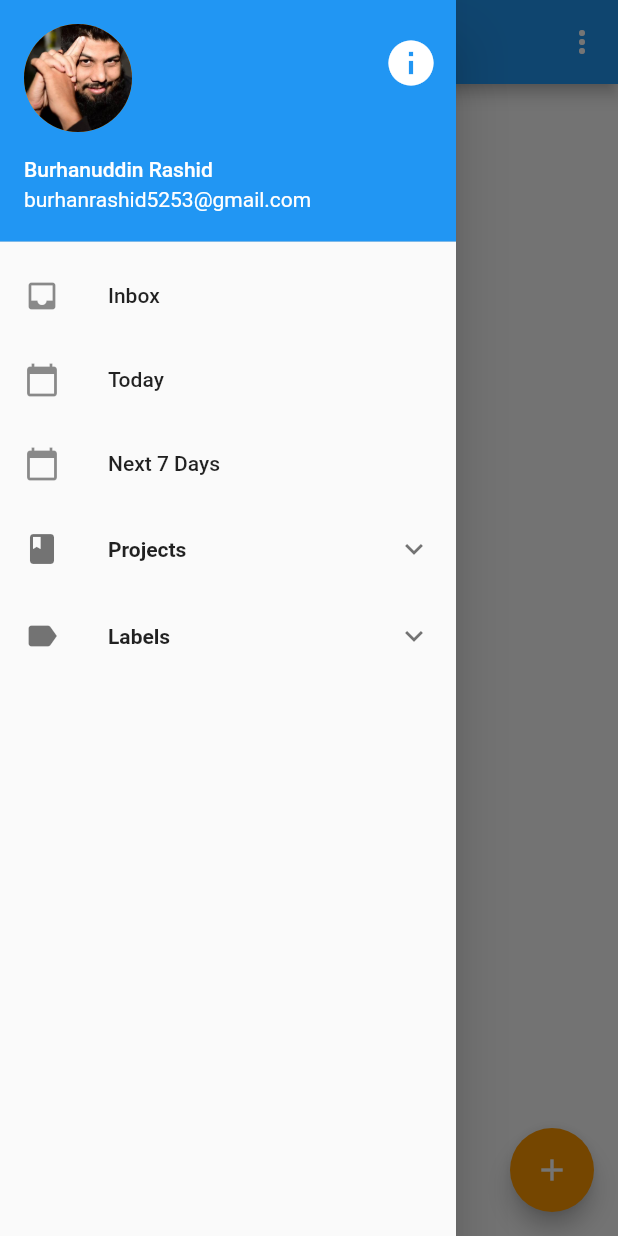
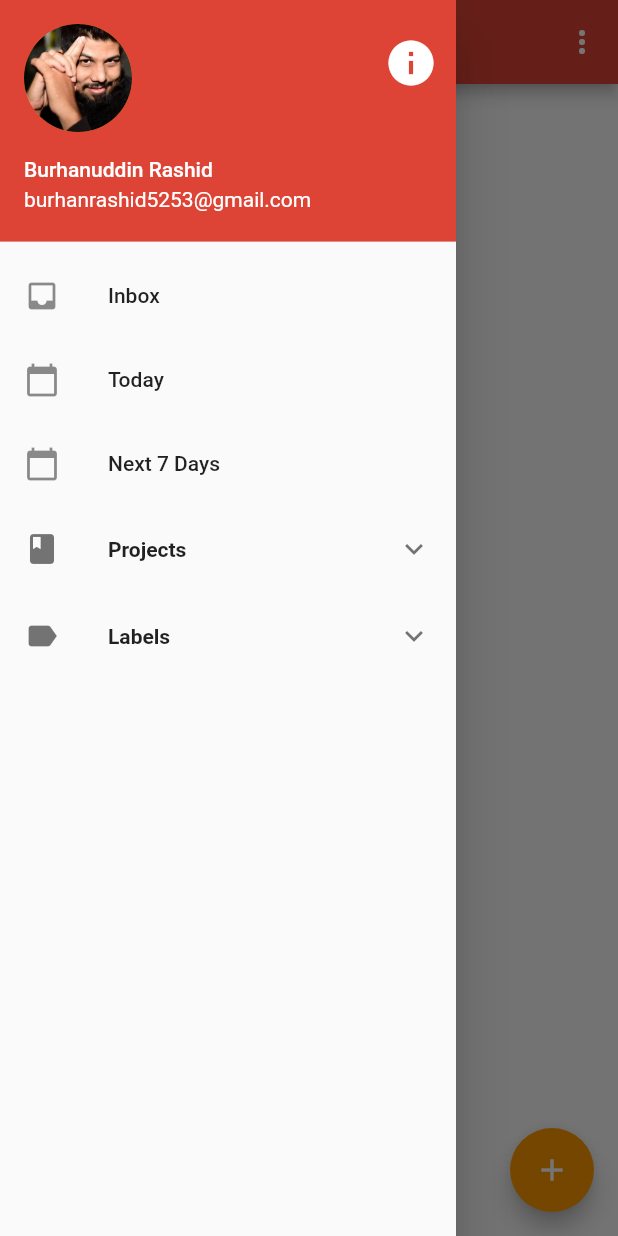
Before and after one commit to burhanrashid52/WhatTodo, a Flutter app: the screen it shows after launch, with the side drawer open, on a phone screen of 412 x 824 dp. Run offline on Flutter 3.47's test engine with Material 2 defaults, Android fonts, the light colour scheme and no system bars; our stand-ins replace sqflite; accounts and stored records are empty; statements that could not run were skipped.

Commit message:
Upgrading to latest flutter version

```diff
--- a/lib/main.dart
+++ b/lib/main.dart
@@ -7,13 +7,23 @@ void main() => runApp(new MyApp());
 class MyApp extends StatelessWidget {
   @override
   Widget build(BuildContext context) {
+    const primaryColor = Color(0xFFDE4435);
+    final theme = ThemeData(
+      primaryColor: primaryColor,
+      visualDensity: VisualDensity.adaptivePlatformDensity,
+    );
     return new MaterialApp(
-        debugShowCheckedModeBanner: false,
-        routes: <String, WidgetBuilder>{
-          '/addTask': (BuildContext context) => new AddTaskScreen(),
-        },
-        theme: new ThemeData(
-            accentColor: Colors.orange, primaryColor: const Color(0xFFDE4435)),
-        home: new HomeScreen());
+      debugShowCheckedModeBanner: false,
+      routes: <String, WidgetBuilder>{
+        '/addTask': (BuildContext context) => new AddTaskScreen(),
+      },
+      theme: theme.copyWith(
+        colorScheme: theme.colorScheme.copyWith(
+          secondary: Colors.orange,
+          primary: primaryColor,
+        ),
+      ),
+      home: new HomeScreen(),
+    );
   }
 }
```
Also changed, not shown: lib/utils/collapsable_expand_tile.dart (+6 -8 lines), pubspec.yaml (+7 -3 lines), 9 other files.
